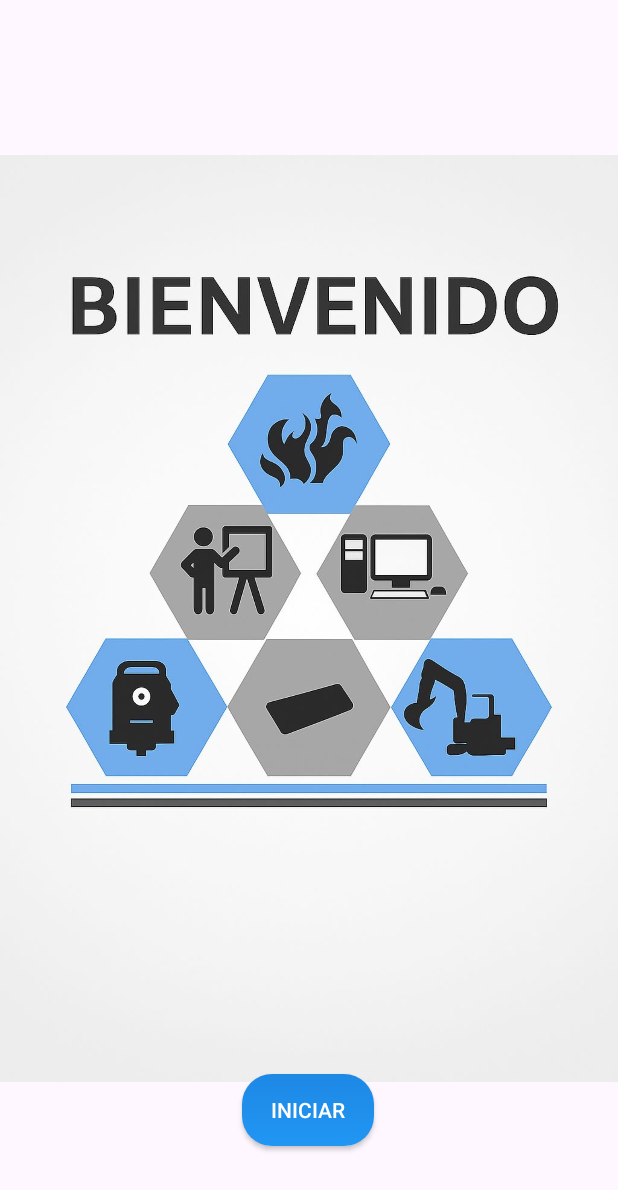
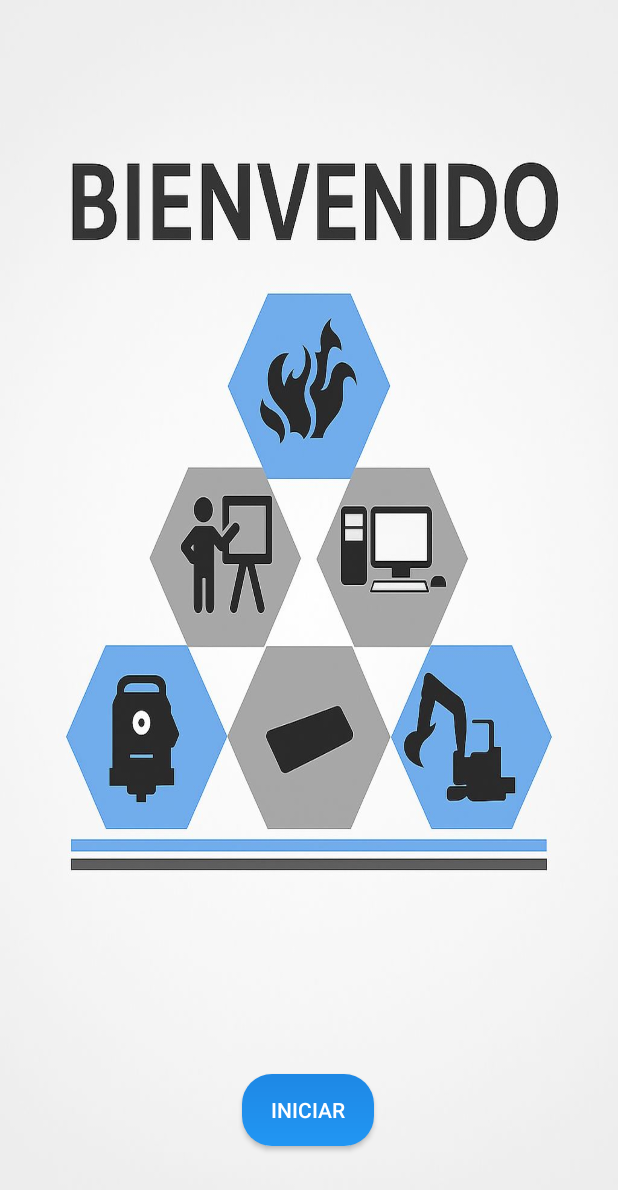
Before and after one commit to yojans-gab/FianzasSB, an Android app built with Jetpack Compose: the screen it shows after launch (MainActivity), on a phone screen of 412 x 824 dp. Shown: the top 1190 px of the screen. Run offline under Robolectric (Android 15) with nearby library versions, the phone set to English and light mode, and no system bars; our stand-ins replace Firebase (no records; nobody signed in at launch, a user with empty details on screens opened directly).

Commit message:
imagen de fondo arreglada

```diff
--- a/app/src/main/res/layout/activity_main.xml
+++ b/app/src/main/res/layout/activity_main.xml
@@ -10,18 +10,10 @@
 
 
     <ImageView
-        android:id="@+id/ImagenFondo"
-        android:layout_width="0dp"
-        android:layout_height="0dp"
-        android:adjustViewBounds="true"
-        android:scaleType="fitCenter"
-        android:src="@drawable/inicio_activitymain"
-        app:layout_constraintBottom_toBottomOf="parent"
-        app:layout_constraintEnd_toEndOf="parent"
-        app:layout_constraintHorizontal_bias="0.0"
-        app:layout_constraintStart_toStartOf="parent"
-        app:layout_constraintTop_toTopOf="parent"
-        app:layout_constraintVertical_bias="0.0" />
+        android:layout_width="match_parent"
+        android:layout_height="match_parent"
+        android:scaleType="fitXY"
+        android:src="@drawable/inicio_activitymain" />
 
     <androidx.appcompat.widget.AppCompatButton
         android:id="@+id/BtnInicio"
```
